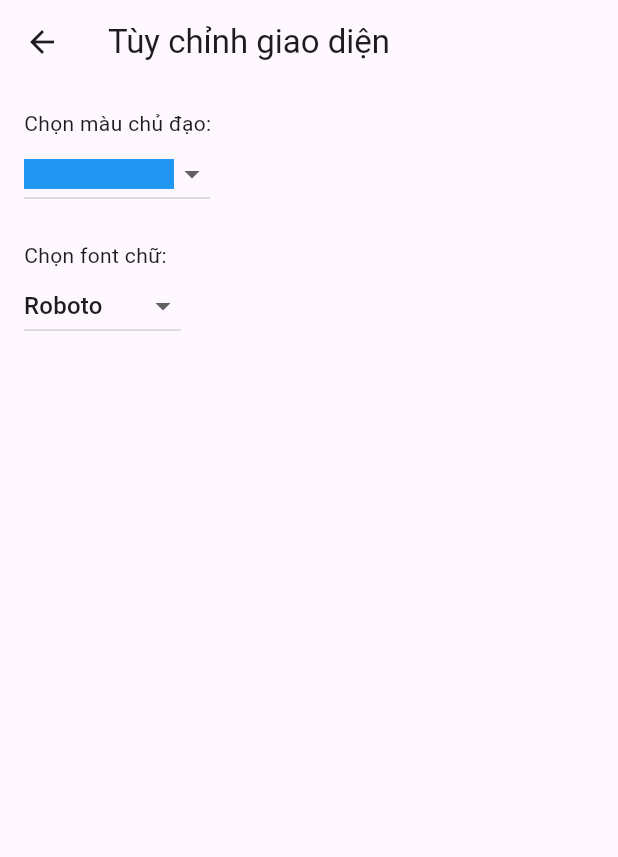
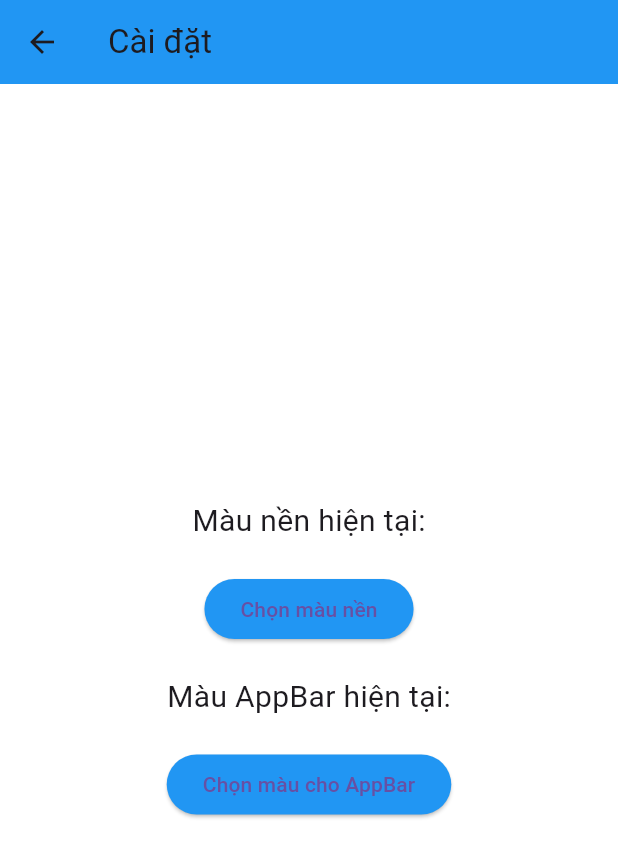
Before and after one commit to trungdangtd/planner_app, a Flutter app: the SettingScreen screen opened directly, after a tap on "Chỉnh sửa giao diện", on a phone screen of 412 x 824 dp. Shown: the top 857 px of the screen. Run offline on Flutter 3.47's test engine with Material 3 defaults, Android fonts, the phone set to English and light mode, and no system bars; our stand-ins replace pie_chart, shared_preferences, sqflite, table_calendar; accounts and stored records are empty.

Commit message:
thêm chức năng tuỳ chỉnh màu

```diff
--- /dev/null
+++ b/lib/data/model/color.dart
@@ -0,0 +1,20 @@
+import 'package:flutter/material.dart';
+
+class ColorProvider with ChangeNotifier {
+  Color _appColor = const Color(0xFF398378); // Default AppBar color
+  Color _backgroundColor =
+      const Color.fromRGBO(200, 230, 201, 1); // Default background color
+
+  Color get appColor => _appColor;
+  Color get backgroundColor => _backgroundColor;
+
+  void setColor(Color color) {
+    _appColor = color;
+    notifyListeners(); // Notify listeners to update the UI
+  }
+
+  void setBackgroundColor(Color color) {
+    _backgroundColor = color;
+    notifyListeners(); // Notify listeners to update the UI
+  }
+}
--- a/lib/main.dart
+++ b/lib/main.dart
@@ -1,29 +1,52 @@
 import 'package:flutter/material.dart';
+import 'package:planner_app/data/model/color.dart';
 import 'package:planner_app/widget/theme_provider.dart';
 import 'package:provider/provider.dart';
-import 'screen/welcome_screen.dart';
+import 'screen/welcome_screen.dart'; // Import your initial screen
 
 void main() {
   WidgetsFlutterBinding.ensureInitialized();
   runApp(
-    ChangeNotifierProvider(
-      create: (context) => ThemeNotifier(),
-      child: const MainApp(),
+    MultiProvider(
+      providers: [
+        ChangeNotifierProvider(
+          create: (context) => ThemeNotifier(), // ThemeNotifier for theme management
+        ),
+        ChangeNotifierProvider(
+          create: (context) => ColorProvider(), // ColorProvider for color management
+        ),
+      ],
+      child: const MyApp(),
     ),
   );
 }
 
-class MainApp extends StatelessWidget {
-  const MainApp({super.key});
+class MyApp extends StatelessWidget {
+  const MyApp({super.key});
 
   @override
   Widget build(BuildContext context) {
     final themeNotifier = Provider.of<ThemeNotifier>(context);
+    final colorProvider = Provider.of<ColorProvider>(context);
 
     return MaterialApp(
       debugShowCheckedModeBanner: false,
-      theme: themeNotifier.isDarkMode ? ThemeData.dark() : ThemeData.light(),
-      home: const WelcomeScreen(),
+      title: 'Flutter Demo',
+      theme: ThemeData(
+        appBarTheme: AppBarTheme(
+          backgroundColor: colorProvider.appColor, // AppBar color from provider
+        ),
+        elevatedButtonTheme: ElevatedButtonThemeData(
+          style: ElevatedButton.styleFrom(
+            backgroundColor: colorProvider.appColor, // Button color from provider
+          ),
+        ),
+        scaffoldBackgroundColor: colorProvider.backgroundColor, // Background color from provider
+        brightness: themeNotifier.isDarkMode
+            ? Brightness.dark
+            : Brightness.light, // Brightness based on theme
+      ),
+      home: const WelcomeScreen(), // Set the initial screen
     );
   }
 }
--- a/lib/screen/add_task.dart
+++ b/lib/screen/add_task.dart
@@ -89,7 +89,7 @@ class _AddTaskScreenState extends State<AddTaskScreen> {
     return Scaffold(
       appBar: AppBar(
         title: const Text('Thêm Công Việc'),
-        backgroundColor: const Color(0xFF398378),
+
       ),
       body: Padding(
         padding: const EdgeInsets.all(16.0),
--- a/lib/screen/calendar_view_screen.dart
+++ b/lib/screen/calendar_view_screen.dart
@@ -73,7 +73,7 @@ class _CalendarViewScreenState extends State<CalendarViewScreen> {
     return Scaffold(
       appBar: AppBar(
           title: const Text('Lịch công việc'),
-          backgroundColor: const Color(0xFF398378)),
+          ),
       body: Column(
         children: [
           TableCalendar(
--- a/lib/screen/login_screen.dart
+++ b/lib/screen/login_screen.dart
@@ -50,10 +50,10 @@ class _LoginScreenState extends State<LoginScreen> {
   @override
   Widget build(BuildContext context) {
     return Scaffold(
-      backgroundColor: Colors.green[100],
+      backgroundColor: const Color.fromRGBO(200, 230, 201, 1),
       appBar: AppBar(
           title: const Text('Đăng nhập'),
-          backgroundColor: const Color(0xFF398378)),
+          ),
       body: Padding(
         padding: const EdgeInsets.all(25),
         child: Column(
--- a/lib/screen/setting_screen.dart
+++ b/lib/screen/setting_screen.dart
@@ -14,7 +14,6 @@ class SettingScreen extends StatelessWidget {
     return Scaffold(
       appBar: AppBar(
         title: const Text('Cài Đặt'),
-        backgroundColor: const Color(0xFF398378),
       ),
       body: Padding(
         padding: const EdgeInsets.all(16.0),
--- a/lib/screen/statistics_task_screen.dart
+++ b/lib/screen/statistics_task_screen.dart
@@ -56,7 +56,7 @@ class _StatisticScreenState extends State<StatisticScreen> {
     return Scaffold(
       appBar: AppBar(
         title: const Text('Thống Kê Công Việc'),
-        backgroundColor: const Color(0xFF398378),
+
       ),
       body: Padding(
         padding: const EdgeInsets.all(16.0),
--- a/lib/screen/task_detail_screen.dart
+++ b/lib/screen/task_detail_screen.dart
@@ -14,7 +14,7 @@ class TaskDetailScreen extends StatelessWidget {
     return Scaffold(
       appBar: AppBar(
         title: const Text('Chi Tiết Công Việc'),
-        backgroundColor: const Color(0xFF398378),
+
       ),
       body: Padding(
         padding: const EdgeInsets.all(16.0),
--- a/lib/screen/task_list_screen.dart
+++ b/lib/screen/task_list_screen.dart
@@ -64,7 +64,7 @@ class _TaskListScreenState extends State<TaskListScreen> {
     return Scaffold(
       appBar: AppBar(
         title: const Text('Danh sách công việc'),
-        backgroundColor: const Color(0xFF398378),
+
         actions: [
           IconButton(
             icon: const Icon(Icons.calendar_today),
--- a/lib/screen/update_task_screen.dart
+++ b/lib/screen/update_task_screen.dart
@@ -63,7 +63,7 @@ class _UpdateTaskScreenState extends State<UpdateTaskScreen> {
     return Scaffold(
       appBar: AppBar(
         title: const Text('Cập nhật công việc'),
-        backgroundColor: const Color(0xFF398378),
+
         actions: [
           IconButton(
             icon: const Icon(Icons.save),
--- a/lib/screen/welcome_screen.dart
+++ b/lib/screen/welcome_screen.dart
@@ -7,10 +7,10 @@ class WelcomeScreen extends StatelessWidget {
   @override
   Widget build(BuildContext context) {
     return Scaffold(
-      backgroundColor: Colors.green[100],
+
       appBar: AppBar(
           title: const Text('Daily Planner'),
-          backgroundColor: const Color(0xFF398378)),
+          ),
       body: Center(
         child: Column(
           mainAxisAlignment: MainAxisAlignment.center,
@@ -41,7 +41,7 @@ class WelcomeScreen extends StatelessWidget {
                 'Đăng nhập',
                 style: TextStyle(
                   fontSize: 18,
-                  color: Color(0xFF398378),
+                  color: Colors.white,
                 ),
               ),
             ),
--- a/lib/screen/widget_setting_screen.dart
+++ b/lib/screen/widget_setting_screen.dart
@@ -1,5 +1,7 @@
 import 'package:flutter/material.dart';
+import 'package:planner_app/data/model/color.dart';
 import 'package:shared_preferences/shared_preferences.dart';
+import 'package:provider/provider.dart';
 
 class SettingsWidgetScreen extends StatefulWidget {
   const SettingsWidgetScreen({super.key});
@@ -9,82 +11,169 @@ class SettingsWidgetScreen extends StatefulWidget {
 }
 
 class _SettingsScreenState extends State<SettingsWidgetScreen> {
-  final List<Color> _availableColors = [Colors.blue, Colors.red, Colors.green];
-  Color _selectedColor = Colors.blue;
+  final List<Color> _availableColors = [
+    Colors.blue,
+    Colors.red,
+    Colors.green,
+    Colors.orange,
+    Colors.purple,
+  ];
 
-  final List<String> _availableFonts = ['Roboto', 'Montserrat', 'Lobster'];
-  String _selectedFont = 'Roboto';
+  Color _selectedAppBarColor = Colors.blue; // Default AppBar color
+  Color _selectedBackgroundColor = Colors.white; // Default background color
 
   @override
   void initState() {
     super.initState();
-    loadSettings(); // Tải cài đặt đã lưu khi khởi động màn hình
+    loadSettings(); // Load settings when the app starts
   }
 
-  // Hàm lưu cài đặt
-  Future<void> saveSettings(Color color, String font) async {
+  Future<void> saveSettings(Color appBarColor, Color backgroundColor) async {
     SharedPreferences prefs = await SharedPreferences.getInstance();
-    prefs.setInt('selectedColor', color.value);
-    prefs.setString('selectedFont', font);
+    prefs.setInt('selectedAppBarColor', appBarColor.value);
+    prefs.setInt('selectedBackgroundColor', backgroundColor.value);
   }
 
-  // Hàm tải cài đặt
   Future<void> loadSettings() async {
     SharedPreferences prefs = await SharedPreferences.getInstance();
     setState(() {
-      _selectedColor =
-          Color(prefs.getInt('selectedColor') ?? Colors.blue.value);
-      _selectedFont = prefs.getString('selectedFont') ?? 'Roboto';
+      int? appBarColorValue = prefs.getInt('selectedAppBarColor');
+      int? backgroundColorValue = prefs.getInt('selectedBackgroundColor');
+
+      _selectedAppBarColor = Color(appBarColorValue ?? Colors.blue.value);
+      _selectedBackgroundColor =
+          Color(backgroundColorValue ?? Colors.white.value);
     });
+
+    // Update the ColorProvider with loaded colors
+    Provider.of<ColorProvider>(context, listen: false)
+        .setColor(_selectedAppBarColor); // Set AppBar color
+    Provider.of<ColorProvider>(context, listen: false)
+        .setBackgroundColor(_selectedBackgroundColor); // Set Background color
+  }
+
+  void _openAppBarColorPicker() {
+    showDialog(
+      context: context,
+      builder: (context) {
+        return AlertDialog(
+          title: const Text("Chọn màu cho AppBar"),
+          content: SingleChildScrollView(
+            child: Column(
+              children: _availableColors.map((color) {
+                return GestureDetector(
+                  onTap: () {
+                    setState(() {
+                      _selectedAppBarColor =
+                          color; // Update selected AppBar color
+                    });
+                    saveSettings(_selectedAppBarColor, _selectedBackgroundColor); // Save settings
+                    Provider.of<ColorProvider>(context, listen: false)
+                        .setColor(_selectedAppBarColor); // Update app color
+                    Navigator.pop(context); // Close dialog
+                  },
+                  child: Container(
+                    width: 100,
+                    height: 50,
+                    color: color,
+                    margin: const EdgeInsets.symmetric(vertical: 5),
+                    alignment: Alignment.center,
+                    child: Text(
+                      "Màu ${color.toString()}",
+                      style: const TextStyle(color: Colors.white),
+                    ),
+                  ),
+                );
+              }).toList(),
+            ),
+          ),
+          actions: [
+            TextButton(
+              onPressed: () => Navigator.pop(context),
+              child: const Text("Đóng"),
+            ),
+          ],
+        );
+      },
+    );
+  }
+
+  void _openBackgroundColorPicker() {
+    showDialog(
+      context: context,
+      builder: (context) {
+        return AlertDialog(
+          title: const Text("Chọn màu nền"),
+          content: SingleChildScrollView(
+            child: Column(
+              children: _availableColors.map((color) {
+                return GestureDetector(
+                  onTap: () {
+                    setState(() {
+                      _selectedBackgroundColor =
+                          color; // Update selected background color
+                    });
+                    saveSettings(_selectedAppBarColor, _selectedBackgroundColor); // Save settings
+                    Provider.of<ColorProvider>(context, listen: false)
+                        .setBackgroundColor(_selectedBackgroundColor); // Update background color
+                    Navigator.pop(context); // Close dialog
+                  },
+                  child: Container(
+                    width: 100,
+                    height: 50,
+                    color: color,
+                    margin: const EdgeInsets.symmetric(vertical: 5),
+                    alignment: Alignment.center,
+                    child: Text(
+                      "Màu ${color.toString()}",
+                      style: const TextStyle(color: Colors.white),
+                    ),
+                  ),
+                );
+              }).toList(),
+            ),
+          ),
+          actions: [
+            TextButton(
+              onPressed: () => Navigator.pop(context),
+              child: const Text("Đóng"),
+            ),
+          ],
+        );
+      },
+    );
   }
 
   @override
   Widget build(BuildContext context) {
     return Scaffold(
+      backgroundColor: _selectedBackgroundColor, // Set the background color to the selected background color
       appBar: AppBar(
-        title: const Text('Tùy chỉnh giao diện'),
+        title: const Text("Cài đặt"),
+        backgroundColor: _selectedAppBarColor, // Set AppBar color to the selected AppBar color
       ),
-      body: Padding(
-        padding: const EdgeInsets.all(16.0),
+      body: Center(
         child: Column(
-          crossAxisAlignment: CrossAxisAlignment.start,
+          mainAxisAlignment: MainAxisAlignment.center,
           children: [
-            const Text('Chọn màu chủ đạo:'),
-            DropdownButton<Color>(
-              value: _selectedColor,
-              items: _availableColors.map((color) {
-                return DropdownMenuItem(
-                  value: color,
-                  child: Container(
-                    width: 100,
-                    height: 20,
-                    color: color,
-                  ),
-                );
-              }).toList(),
-              onChanged: (Color? newColor) {
-                setState(() {
-                  _selectedColor = newColor!;
-                });
-                saveSettings(_selectedColor, _selectedFont);
-              },
+            const Text(
+              'Màu nền hiện tại:',
+              style: TextStyle(fontSize: 20),
             ),
             const SizedBox(height: 20),
-            const Text('Chọn font chữ:'),
-            DropdownButton<String>(
-              value: _selectedFont,
-              items: _availableFonts.map((font) {
-                return DropdownMenuItem(
-                  value: font,
-                  child: Text(font),
-                );
-              }).toList(),
-              onChanged: (String? newFont) {
-                setState(() {
-                  _selectedFont = newFont!;
-                });
-                saveSettings(_selectedColor, _selectedFont); // Lưu lại cài đặt
-              },
+            ElevatedButton(
+              onPressed: _openBackgroundColorPicker, // Open background color picker
+              child: const Text("Chọn màu nền"),
+            ),
+            const SizedBox(height: 20),
+            const Text(
+              'Màu AppBar hiện tại:',
+              style: TextStyle(fontSize: 20),
+            ),
+            const SizedBox(height: 20),
+            ElevatedButton(
+              onPressed: _openAppBarColorPicker, // Open AppBar color picker
+              child: const Text("Chọn màu cho AppBar"),
             ),
           ],
         ),
```
